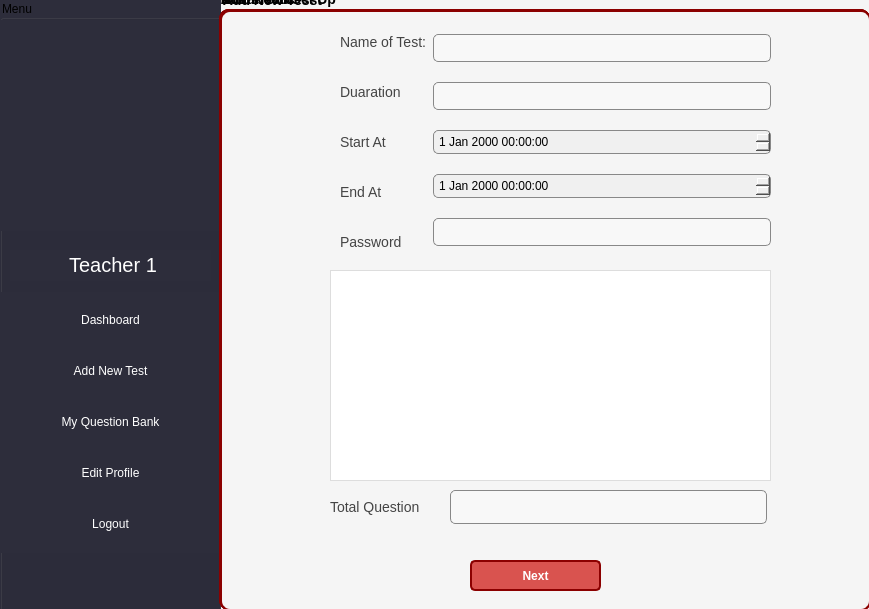
Old version of the form mainwindow.ui in the repository CulesBao/pbl2-quizz.
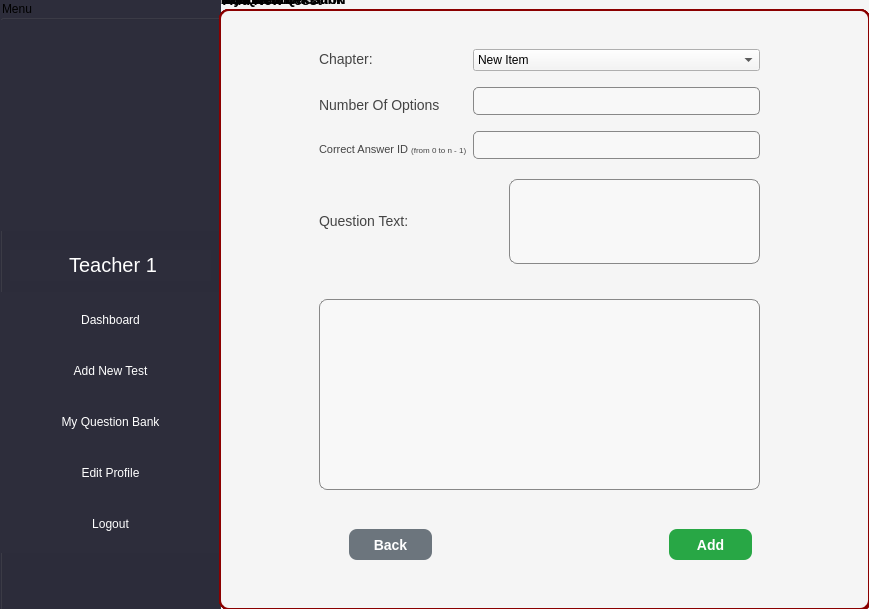
New version of the form. The open tabs and pages were chosen to show the change. Icons and pictures are not drawn.

The edit to the form file:
```diff
--- a/mainwindow.ui
+++ b/mainwindow.ui
@@ -157,6 +157,62 @@
            </property>
           </widget>
          </item>
+         <item>
+          <widget class="QCheckBox" name="checkBoxShowHide">
+           <property name="styleSheet">
+            <string notr="true">QCheckBox {
+    display: flex;
+    align-items: center;
+    gap: 5px;
+    cursor: pointer;
+    font-size: 14px;
+    color: #333;
+}
+
+/* Ẩn checkbox mặc định */
+QCheckBox[type=&quot;checkbox&quot;] {
+    display: none;
+}
+
+/* Tạo biểu tượng hộp kiểm tùy chỉnh */
+QCheckBox[type=&quot;checkbox&quot;] + span {
+    width: 18px;
+    height: 18px;
+    display: inline-block;
+    border: 2px solid #007bff;
+    border-radius: 4px;
+    position: relative;
+    transition: background-color 0.2s;
+}
+
+/* Khi checkbox được chọn */
+QCheckBox[type=&quot;checkbox&quot;]:checked + span {
+    background-color: #007bff;
+}
+
+/* Tạo dấu kiểm */
+QCheckBox[type=&quot;checkbox&quot;]:checked + span::after {
+    content: &quot;&quot;;
+    position: absolute;
+    width: 5px;
+    height: 10px;
+    border: solid #fff;
+    border-width: 0 2px 2px 0;
+    transform: rotate(45deg);
+    top: 1px;
+    left: 5px;
+}
+
+/* Hiệu ứng hover */
+QCheckBox:hover input[type=&quot;checkbox&quot;] + span {
+    border-color: #0056b3;
+}</string>
+           </property>
+           <property name="text">
+            <string>Show/Hide</string>
+           </property>
+          </widget>
+         </item>
         </layout>
        </item>
        <item>
@@ -285,7 +341,7 @@
          </widget>
         </item>
         <item>
-         <widget class="QPushButton" name="pushButton">
+         <widget class="QPushButton" name="btnMyQuestionBank">
           <property name="styleSheet">
            <string notr="true">QPushButton {
     background-color: #2D2D3B;
@@ -615,7 +671,7 @@
        </property>
       </widget>
      </widget>
-     <widget class="QGroupBox" name="groupBoxAdvancedSetup">
+     <widget class="QGroupBox" name="groupBoxMyQuestionBank">
       <property name="geometry">
        <rect>
         <x>229</x>
@@ -636,44 +692,47 @@
 </string>
       </property>
       <property name="title">
-       <string>Advanced Set Up</string>
+       <string>My Question Bank</string>
       </property>
-      <widget class="QPushButton" name="pushButton_2">
+      <widget class="QLabel" name="lbWarning_2">
        <property name="geometry">
         <rect>
-         <x>140</x>
-         <y>460</y>
-         <width>121</width>
-         <height>41</height>
+         <x>190</x>
+         <y>280</y>
+         <width>271</width>
+         <height>31</height>
         </rect>
        </property>
        <property name="styleSheet">
-        <string notr="true">QPushButton {
-        background-color: #fbfbff;
-        color: #27ff64;
-        font: bold 14px 'Arial';
-        border: none;
-        border-radius: 5px;
-        padding: 10px;
-        margin-top: 10px;
-    }
-
-    /* Khi nhấn vào nút đăng nhập */
-    QPushButton:pressed {
-        background-color: #27ff64;
-		color: #fbfbff;
-    }</string>
+        <string notr="true">color: red;
+font-size: 15px;
+font-weight: 600;
+text-align: center;</string>
        </property>
        <property name="text">
-        <string>Back</string>
+        <string>You have not created any questions yet</string>
        </property>
       </widget>
-      <widget class="QPushButton" name="btnAdvancedSetupNext">
+      <widget class="QTableWidget" name="tbMyQuestionBank">
        <property name="geometry">
         <rect>
-         <x>410</x>
-         <y>460</y>
-         <width>111</width>
+         <x>60</x>
+         <y>100</y>
+         <width>531</width>
+         <height>491</height>
+        </rect>
+       </property>
+       <property name="styleSheet">
+        <string notr="true">color: black;
+align-item: center;</string>
+       </property>
+      </widget>
+      <widget class="QPushButton" name="btnMyQuestionBankAddNewQuestion">
+       <property name="geometry">
+        <rect>
+         <x>440</x>
+         <y>40</y>
+         <width>151</width>
          <height>41</height>
         </rect>
        </property>
@@ -699,9 +758,12 @@
     }</string>
        </property>
        <property name="text">
-        <string>Next</string>
+        <string>Add new question</string>
        </property>
       </widget>
+      <zorder>tbMyQuestionBank</zorder>
+      <zorder>lbWarning_2</zorder>
+      <zorder>btnMyQuestionBankAddNewQuestion</zorder>
      </widget>
      <widget class="QGroupBox" name="groupBoxEditProfile">
       <property name="geometry">
@@ -1167,11 +1229,603 @@
        </property>
       </widget>
      </widget>
-     <zorder>groupBoxAdvancedSetup</zorder>
+     <widget class="QGroupBox" name="groupBoxAddNewQuestion">
+      <property name="geometry">
+       <rect>
+        <x>229</x>
+        <y>-11</y>
+        <width>651</width>
+        <height>621</height>
+       </rect>
+      </property>
+      <property name="styleSheet">
+       <string notr="true">QGroupBox {
+    border: 2px solid #8B0000;
+    border-radius: 10px;
+    margin-top: 20px;
+    font-size: 14px;
+    font-weight: bold;
+    color: black;
+}
+</string>
+      </property>
+      <property name="title">
+       <string>Add New Question</string>
+      </property>
+      <widget class="QWidget" name="horizontalLayoutWidget_5">
+       <property name="geometry">
+        <rect>
+         <x>100</x>
+         <y>50</y>
+         <width>441</width>
+         <height>131</height>
+        </rect>
+       </property>
+       <layout class="QHBoxLayout" name="horizontalLayout_5">
+        <item>
+         <layout class="QVBoxLayout" name="verticalLayout_7">
+          <item>
+           <widget class="QLabel" name="label_18">
+            <property name="styleSheet">
+             <string notr="true">QLabel {
+    color: #444;
+    font-size: 14px;
+}</string>
+            </property>
+            <property name="text">
+             <string>Chapter: </string>
+            </property>
+           </widget>
+          </item>
+          <item>
+           <widget class="QLabel" name="label_20">
+            <property name="styleSheet">
+             <string notr="true">QLabel {
+    color: #444;
+    font-size: 14px;
+}</string>
+            </property>
+            <property name="text">
+             <string>Number Of Options</string>
+            </property>
+           </widget>
+          </item>
+          <item>
+           <widget class="QLabel" name="label_21">
+            <property name="styleSheet">
+             <string notr="true">QLabel {
+    color: #444;
+    font-size: 14px;
+}</string>
+            </property>
+            <property name="text">
+             <string>Correct Answer iD (from 0 to n)</string>
+            </property>
+           </widget>
+          </item>
+         </layout>
+        </item>
+        <item>
+         <layout class="QVBoxLayout" name="verticalLayout_8">
+          <item>
+           <widget class="QComboBox" name="cmbChapter">
+            <property name="styleSheet">
+             <string notr="true">QComboBox {
+    border: 1px solid #888;
+    border-radius: 5px;
+    padding: 5px;
+    background-color: #F8F8F8;
+	color: black;
+}
+color: black;</string>
+            </property>
+            <item>
+             <property name="text">
+              <string>New Item</string>
+             </property>
+            </item>
+           </widget>
+          </item>
+          <item>
+           <widget class="QLineEdit" name="txtAddNewQuestionNumber">
+            <property name="styleSheet">
+             <string notr="true">QLineEdit {
+    border: 1px solid #888;
+    border-radius: 5px;
+    padding: 5px;
+    background-color: #F8F8F8;
+	color: black;
+}</string>
+            </property>
+           </widget>
+          </item>
+          <item>
+           <widget class="QLineEdit" name="txtEditProfilePassword_2">
+            <property name="styleSheet">
+             <string notr="true">QLineEdit {
+    border: 1px solid #888;
+    border-radius: 5px;
+    padding: 5px;
+    background-color: #F8F8F8;
+	color: black;
+}</string>
+            </property>
+           </widget>
+          </item>
+         </layout>
+        </item>
+       </layout>
+      </widget>
+      <widget class="QPushButton" name="btnAddNewQuestionBack">
+       <property name="geometry">
+        <rect>
+         <x>130</x>
+         <y>540</y>
+         <width>83</width>
+         <height>31</height>
+        </rect>
+       </property>
+       <property name="styleSheet">
+        <string notr="true">QPushButton {
+    background-color: #6c757d;  /* Màu xám */
+    color: white;               /* Màu chữ trắng */
+    border-radius: 8px;         /* Bo góc */
+    padding: 10px 20px;         /* Khoảng cách giữa chữ và viền nút */
+    border: none;               /* Bỏ viền */
+    font-size: 14px;            /* Kích thước chữ */
+    font-weight: bold;          /* Chữ đậm */
+}
+
+/* Hiệu ứng hover (khi di chuột vào nút Back) */
+QPushButton:hover {
+    background-color: #5a6268;  /* Màu xám đậm hơn khi hover */
+    cursor: pointer;            /* Con trỏ chuột chuyển thành hình tay */
+}
+
+QPushButton:pressed {
+    background-color: #444;     /* Màu xám đậm khi nhấn */
+    padding-left: 12px;         /* Tạo hiệu ứng nút lún xuống */
+    padding-top: 12px;
+}</string>
+       </property>
+       <property name="text">
+        <string>Back</string>
+       </property>
+      </widget>
+      <widget class="QPushButton" name="btnAddNewQuestionAdd">
+       <property name="geometry">
+        <rect>
+         <x>450</x>
+         <y>540</y>
+         <width>83</width>
+         <height>31</height>
+        </rect>
+       </property>
+       <property name="styleSheet">
+        <string notr="true">QPushButton {
+    background-color: #28a745;  /* Màu xanh lá */
+    color: white;               /* Màu chữ trắng */
+    border-radius: 8px;         /* Bo góc */
+    padding: 10px 20px;         /* Khoảng cách giữa chữ và viền nút */
+    border: none;               /* Bỏ viền */
+    font-size: 14px;            /* Kích thước chữ */
+    font-weight: bold;          /* Chữ đậm */
+}
+
+/* Hiệu ứng hover (khi di chuột vào nút Add) */
+QPushButton:hover {
+    background-color: #218838;  /* Màu xanh lá đậm hơn khi hover */
+    cursor: pointer;            /* Con trỏ chuột chuyển thành hình tay */
+}
+
+/* Hiệu ứng khi bấm vào nút Add */
+QPushButton:pressed {
+    background-color: #1e7e34;  /* Màu xanh lá đậm khi nhấn */
+    padding-left: 12px;         /* Tạo hiệu ứng nút lún xuống */
+    padding-top: 12px;
+}</string>
+       </property>
+       <property name="text">
+        <string>Add</string>
+       </property>
+      </widget>
+      <widget class="QPlainTextEdit" name="plainTextEdit">
+       <property name="geometry">
+        <rect>
+         <x>100</x>
+         <y>280</y>
+         <width>441</width>
+         <height>191</height>
+        </rect>
+       </property>
+       <property name="styleSheet">
+        <string notr="true">/* CSS cho QPlainTextEdit */
+QPlainTextEdit {
+    background-color: #F8F8F8;   /* Màu nền sáng */
+    color: #333333;              /* Màu chữ đen */
+    border: 1px solid #888888;   /* Viền xám */
+    border-radius: 8px;          /* Bo góc */
+    padding: 10px;               /* Khoảng cách bên trong */
+    font-size: 14px;             /* Kích thước chữ */
+    font-family: Arial, sans-serif; /* Phông chữ */
+}
+
+/* Hiệu ứng khi QPlainTextEdit được focus (click vào để nhập liệu) */
+QPlainTextEdit:focus {
+    border: 1px solid #007bff;   /* Viền màu xanh khi focus */
+    background-color: #ffffff;   /* Màu nền sáng hơn khi focus */
+}
+
+/* Hiệu ứng khi QPlainTextEdit bị disable */
+QPlainTextEdit:disabled {
+    background-color: #e9ecef;   /* Màu nền xám nhạt khi bị khóa */
+    color: #6c757d;              /* Màu chữ xám khi bị khóa */
+    border: 1px solid #ced4da;   /* Viền xám nhạt khi bị khóa */
+}
+</string>
+       </property>
+       <property name="plainText">
+        <string/>
+       </property>
+      </widget>
+      <widget class="QPlainTextEdit" name="plainTextEditQuestionTest">
+       <property name="geometry">
+        <rect>
+         <x>300</x>
+         <y>190</y>
+         <width>235</width>
+         <height>85</height>
+        </rect>
+       </property>
+       <property name="styleSheet">
+        <string notr="true">/* CSS cho QPlainTextEdit */
+QPlainTextEdit {
+    background-color: #F8F8F8;   /* Màu nền sáng */
+    color: #333333;              /* Màu chữ đen */
+    border: 1px solid #888888;   /* Viền xám */
+    border-radius: 8px;          /* Bo góc */
+    padding: 10px;               /* Khoảng cách bên trong */
+    font-size: 14px;             /* Kích thước chữ */
+    font-family: Arial, sans-serif; /* Phông chữ */
+}
+
+/* Hiệu ứng khi QPlainTextEdit được focus (click vào để nhập liệu) */
+QPlainTextEdit:focus {
+    border: 1px solid #007bff;   /* Viền màu xanh khi focus */
+    background-color: #ffffff;   /* Màu nền sáng hơn khi focus */
+}
+
+/* Hiệu ứng khi QPlainTextEdit bị disable */
+QPlainTextEdit:disabled {
+    background-color: #e9ecef;   /* Màu nền xám nhạt khi bị khóa */
+    color: #6c757d;              /* Màu chữ xám khi bị khóa */
+    border: 1px solid #ced4da;   /* Viền xám nhạt khi bị khóa */
+}
+</string>
+       </property>
+      </widget>
+      <widget class="QLabel" name="label_19">
+       <property name="geometry">
+        <rect>
+         <x>100</x>
+         <y>190</y>
+         <width>193</width>
+         <height>47</height>
+        </rect>
+       </property>
+       <property name="styleSheet">
+        <string notr="true">QLabel {
+    color: #444;
+    font-size: 14px;
+}</string>
+       </property>
+       <property name="text">
+        <string>Question Text: </string>
+       </property>
+      </widget>
+     </widget>
+     <widget class="QGroupBox" name="groupBoxDetailsQuestion">
+      <property name="geometry">
+       <rect>
+        <x>229</x>
+        <y>-11</y>
+        <width>651</width>
+        <height>621</height>
+       </rect>
+      </property>
+      <property name="styleSheet">
+       <string notr="true">QGroupBox {
+    border: 2px solid #8B0000;
+    border-radius: 10px;
+    margin-top: 20px;
+    font-size: 14px;
+    font-weight: bold;
+    color: black;
+}
+</string>
+      </property>
+      <property name="title">
+       <string>Details</string>
+      </property>
+      <widget class="QPushButton" name="btnAddNewQuestionAdd_2">
+       <property name="geometry">
+        <rect>
+         <x>450</x>
+         <y>540</y>
+         <width>83</width>
+         <height>31</height>
+        </rect>
+       </property>
+       <property name="styleSheet">
+        <string notr="true">QPushButton {
+    background-color: #28a745;  /* Màu xanh lá */
+    color: white;               /* Màu chữ trắng */
+    border-radius: 8px;         /* Bo góc */
+    padding: 10px 20px;         /* Khoảng cách giữa chữ và viền nút */
+    border: none;               /* Bỏ viền */
+    font-size: 14px;            /* Kích thước chữ */
+    font-weight: bold;          /* Chữ đậm */
+}
+
+/* Hiệu ứng hover (khi di chuột vào nút Add) */
+QPushButton:hover {
+    background-color: #218838;  /* Màu xanh lá đậm hơn khi hover */
+    cursor: pointer;            /* Con trỏ chuột chuyển thành hình tay */
+}
+
+/* Hiệu ứng khi bấm vào nút Add */
+QPushButton:pressed {
+    background-color: #1e7e34;  /* Màu xanh lá đậm khi nhấn */
+    padding-left: 12px;         /* Tạo hiệu ứng nút lún xuống */
+    padding-top: 12px;
+}</string>
+       </property>
+       <property name="text">
+        <string>Add</string>
+       </property>
+      </widget>
+      <widget class="QWidget" name="horizontalLayoutWidget_6">
+       <property name="geometry">
+        <rect>
+         <x>100</x>
+         <y>50</y>
+         <width>441</width>
+         <height>131</height>
+        </rect>
+       </property>
+       <layout class="QHBoxLayout" name="horizontalLayout_6">
+        <item>
+         <layout class="QVBoxLayout" name="verticalLayout_9">
+          <item>
+           <widget class="QLabel" name="label_22">
+            <property name="styleSheet">
+             <string notr="true">QLabel {
+    color: #444;
+    font-size: 14px;
+}</string>
+            </property>
+            <property name="text">
+             <string>Chapter: </string>
+            </property>
+           </widget>
+          </item>
+          <item>
+           <widget class="QLabel" name="label_24">
+            <property name="styleSheet">
+             <string notr="true">QLabel {
+    color: #444;
+    font-size: 14px;
+}</string>
+            </property>
+            <property name="text">
+             <string>Number Of Options</string>
+            </property>
+           </widget>
+          </item>
+          <item>
+           <widget class="QLabel" name="label_25">
+            <property name="styleSheet">
+             <string notr="true">QLabel {
+    color: #444;
+    font-size: 14px;
+}</string>
+            </property>
+            <property name="text">
+             <string>&lt;html&gt;&lt;head/&gt;&lt;body&gt;&lt;p&gt;&lt;span style=&quot; font-size:8pt;&quot;&gt;Correct Answer ID &lt;/span&gt;&lt;span style=&quot; font-size:6pt;&quot;&gt;(from 0 to n - 1)&lt;/span&gt;&lt;/p&gt;&lt;/body&gt;&lt;/html&gt;</string>
+            </property>
+           </widget>
+          </item>
+         </layout>
+        </item>
+        <item>
+         <layout class="QVBoxLayout" name="verticalLayout_10">
+          <item>
+           <widget class="QComboBox" name="cmbChapter_2">
+            <property name="styleSheet">
+             <string notr="true">QComboBox {
+    border: 1px solid #888;
+    border-radius: 5px;
+    padding: 5px;
+    background-color: #F8F8F8;
+	color: black;
+}
+color: black;</string>
+            </property>
+            <item>
+             <property name="text">
+              <string>New Item</string>
+             </property>
+            </item>
+           </widget>
+          </item>
+          <item>
+           <widget class="QLineEdit" name="txtAddNewQuestionNumber_2">
+            <property name="styleSheet">
+             <string notr="true">QLineEdit {
+    border: 1px solid #888;
+    border-radius: 5px;
+    padding: 5px;
+    background-color: #F8F8F8;
+	color: black;
+}</string>
+            </property>
+           </widget>
+          </item>
+          <item>
+           <widget class="QLineEdit" name="txtEditProfilePassword_3">
+            <property name="styleSheet">
+             <string notr="true">QLineEdit {
+    border: 1px solid #888;
+    border-radius: 5px;
+    padding: 5px;
+    background-color: #F8F8F8;
+	color: black;
+}</string>
+            </property>
+           </widget>
+          </item>
+         </layout>
+        </item>
+       </layout>
+      </widget>
+      <widget class="QPushButton" name="btnAddNewQuestionBack_2">
+       <property name="geometry">
+        <rect>
+         <x>130</x>
+         <y>540</y>
+         <width>83</width>
+         <height>31</height>
+        </rect>
+       </property>
+       <property name="styleSheet">
+        <string notr="true">QPushButton {
+    background-color: #6c757d;  /* Màu xám */
+    color: white;               /* Màu chữ trắng */
+    border-radius: 8px;         /* Bo góc */
+    padding: 10px 20px;         /* Khoảng cách giữa chữ và viền nút */
+    border: none;               /* Bỏ viền */
+    font-size: 14px;            /* Kích thước chữ */
+    font-weight: bold;          /* Chữ đậm */
+}
+
+/* Hiệu ứng hover (khi di chuột vào nút Back) */
+QPushButton:hover {
+    background-color: #5a6268;  /* Màu xám đậm hơn khi hover */
+    cursor: pointer;            /* Con trỏ chuột chuyển thành hình tay */
+}
+
+QPushButton:pressed {
+    background-color: #444;     /* Màu xám đậm khi nhấn */
+    padding-left: 12px;         /* Tạo hiệu ứng nút lún xuống */
+    padding-top: 12px;
+}</string>
+       </property>
+       <property name="text">
+        <string>Back</string>
+       </property>
+      </widget>
+      <widget class="QPlainTextEdit" name="plainTextEdit_2">
+       <property name="geometry">
+        <rect>
+         <x>100</x>
+         <y>310</y>
+         <width>441</width>
+         <height>191</height>
+        </rect>
+       </property>
+       <property name="styleSheet">
+        <string notr="true">/* CSS cho QPlainTextEdit */
+QPlainTextEdit {
+    background-color: #F8F8F8;   /* Màu nền sáng */
+    color: #333333;              /* Màu chữ đen */
+    border: 1px solid #888888;   /* Viền xám */
+    border-radius: 8px;          /* Bo góc */
+    padding: 10px;               /* Khoảng cách bên trong */
+    font-size: 14px;             /* Kích thước chữ */
+    font-family: Arial, sans-serif; /* Phông chữ */
+}
+
+/* Hiệu ứng khi QPlainTextEdit được focus (click vào để nhập liệu) */
+QPlainTextEdit:focus {
+    border: 1px solid #007bff;   /* Viền màu xanh khi focus */
+    background-color: #ffffff;   /* Màu nền sáng hơn khi focus */
+}
+
+/* Hiệu ứng khi QPlainTextEdit bị disable */
+QPlainTextEdit:disabled {
+    background-color: #e9ecef;   /* Màu nền xám nhạt khi bị khóa */
+    color: #6c757d;              /* Màu chữ xám khi bị khóa */
+    border: 1px solid #ced4da;   /* Viền xám nhạt khi bị khóa */
+}
+</string>
+       </property>
+       <property name="plainText">
+        <string/>
+       </property>
+      </widget>
+      <widget class="QLabel" name="label_23">
+       <property name="geometry">
+        <rect>
+         <x>100</x>
+         <y>210</y>
+         <width>180</width>
+         <height>44</height>
+        </rect>
+       </property>
+       <property name="styleSheet">
+        <string notr="true">QLabel {
+    color: #444;
+    font-size: 14px;
+}</string>
+       </property>
+       <property name="text">
+        <string>Question Text: </string>
+       </property>
+      </widget>
+      <widget class="QPlainTextEdit" name="plainTextEditQuestionTest_2">
+       <property name="geometry">
+        <rect>
+         <x>290</x>
+         <y>190</y>
+         <width>251</width>
+         <height>85</height>
+        </rect>
+       </property>
+       <property name="styleSheet">
+        <string notr="true">/* CSS cho QPlainTextEdit */
+QPlainTextEdit {
+    background-color: #F8F8F8;   /* Màu nền sáng */
+    color: #333333;              /* Màu chữ đen */
+    border: 1px solid #888888;   /* Viền xám */
+    border-radius: 8px;          /* Bo góc */
+    padding: 10px;               /* Khoảng cách bên trong */
+    font-size: 14px;             /* Kích thước chữ */
+    font-family: Arial, sans-serif; /* Phông chữ */
+}
+
+/* Hiệu ứng khi QPlainTextEdit được focus (click vào để nhập liệu) */
+QPlainTextEdit:focus {
+    border: 1px solid #007bff;   /* Viền màu xanh khi focus */
+    background-color: #ffffff;   /* Màu nền sáng hơn khi focus */
+}
+
+/* Hiệu ứng khi QPlainTextEdit bị disable */
+QPlainTextEdit:disabled {
+    background-color: #e9ecef;   /* Màu nền xám nhạt khi bị khóa */
+    color: #6c757d;              /* Màu chữ xám khi bị khóa */
+    border: 1px solid #ced4da;   /* Viền xám nhạt khi bị khóa */
+}
+</string>
+       </property>
+      </widget>
+     </widget>
      <zorder>leftSidebar</zorder>
      <zorder>groupBoxEditProfile</zorder>
      <zorder>groupBoxDashboard</zorder>
      <zorder>groupBoxAddNewTest</zorder>
+     <zorder>groupBoxMyQuestionBank</zorder>
+     <zorder>groupBoxAddNewQuestion</zorder>
+     <zorder>groupBoxDetailsQuestion</zorder>
     </widget>
     <widget class="QWidget" name="pageRegister">
      <widget class="QGroupBox" name="groupBox_2">
```
